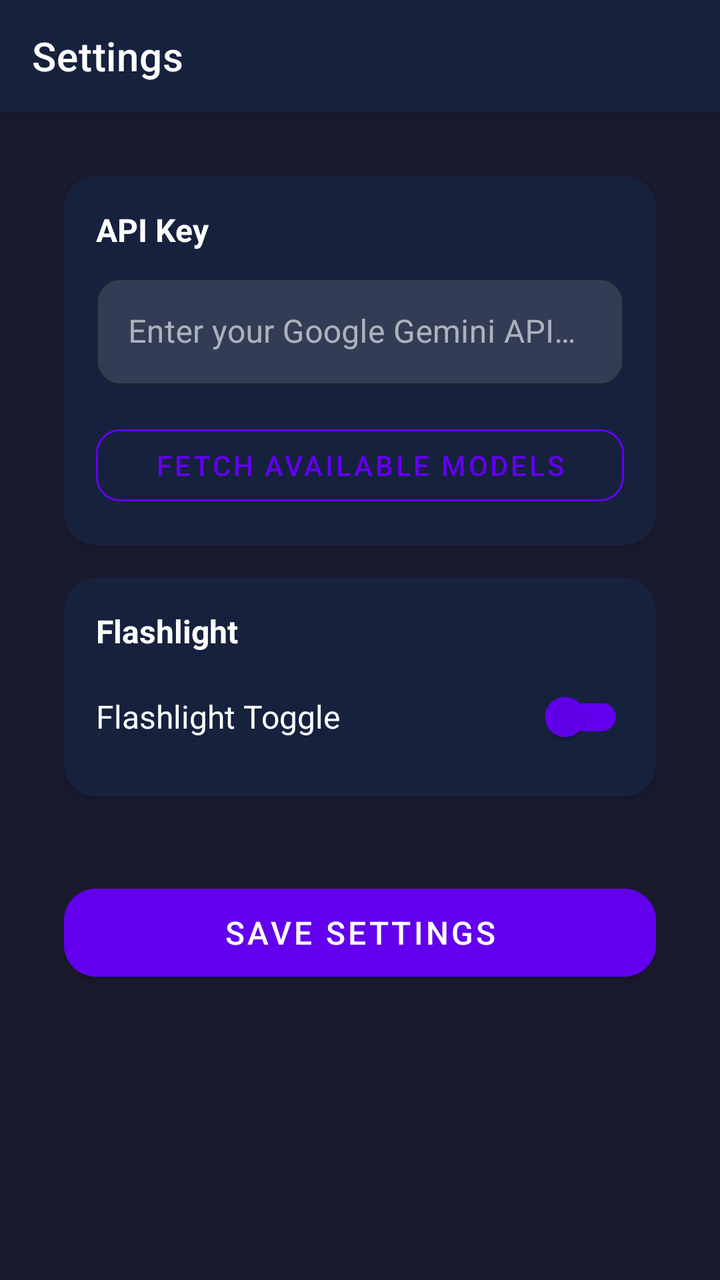
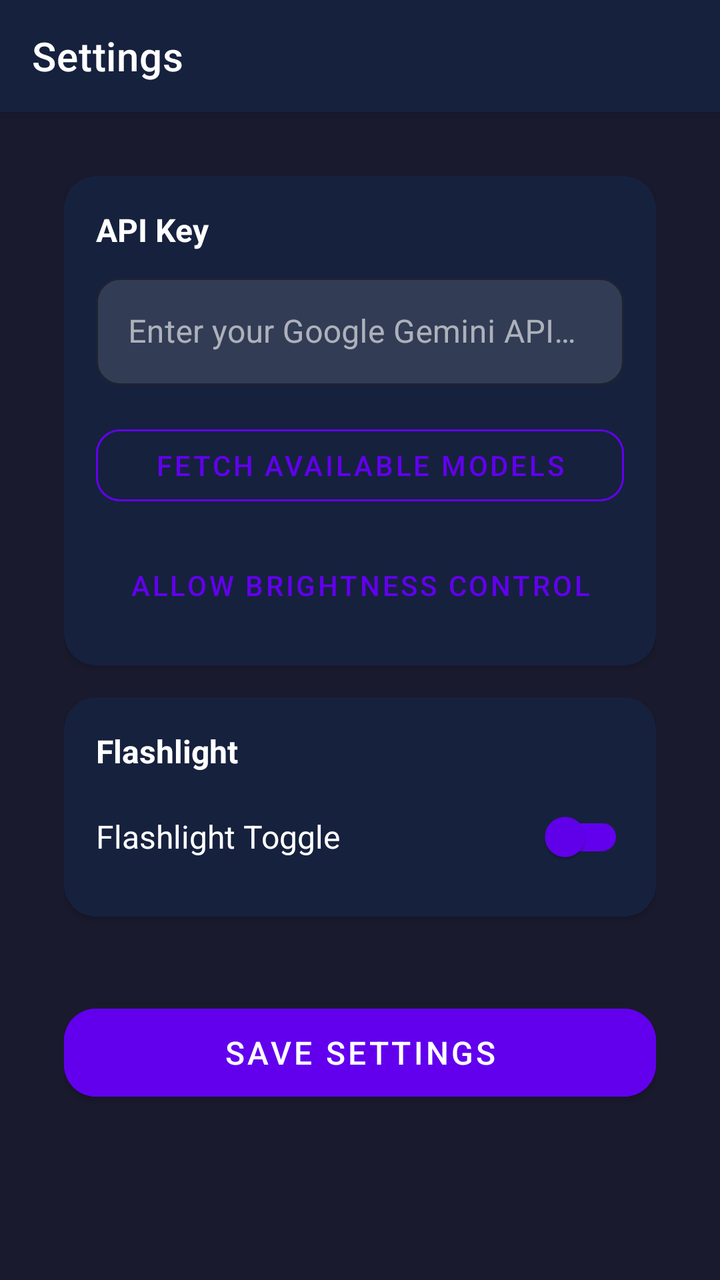

Two renders of the same Android screen: before a commit and after it. Below are the layout's source before the change and the commit's diff.
<!-- AndroidManifest.xml: application theme Theme.Calculator -->
<!-- res/layout/activity_settings.xml -->
<?xml version="1.0" encoding="utf-8"?>
<androidx.constraintlayout.widget.ConstraintLayout xmlns:android="http://schemas.android.com/apk/res/android"
    xmlns:app="http://schemas.android.com/apk/res-auto"
    xmlns:tools="http://schemas.android.com/tools"
    android:layout_width="match_parent"
    android:layout_height="match_parent"
    android:background="@color/background"
    tools:context=".SettingsActivity">

    <androidx.appcompat.widget.Toolbar
        android:id="@+id/toolbar"
        android:layout_width="0dp"
        android:layout_height="?attr/actionBarSize"
        android:background="?attr/colorSurface"
        android:elevation="4dp"
        app:layout_constraintEnd_toEndOf="parent"
        app:layout_constraintStart_toStartOf="parent"
        app:layout_constraintTop_toTopOf="parent"
        app:title="Settings"
        app:titleTextColor="@android:color/white" />

    <ScrollView
        android:layout_width="match_parent"
        android:layout_height="0dp"
        android:layout_margin="16dp"
        android:paddingBottom="16dp"
        app:layout_constraintBottom_toBottomOf="parent"
        app:layout_constraintTop_toBottomOf="@+id/toolbar">

        <LinearLayout
            android:layout_width="match_parent"
            android:layout_height="wrap_content"
            android:orientation="vertical"
            android:padding="16dp">

            <com.google.android.material.card.MaterialCardView
                android:layout_width="match_parent"
                android:layout_height="wrap_content"
                android:layout_marginBottom="16dp"
                app:cardCornerRadius="16dp"
                app:cardElevation="2dp">

                <LinearLayout
                    android:layout_width="match_parent"
                    android:layout_height="wrap_content"
                    android:orientation="vertical"
                    android:padding="16dp">

                    <TextView
                        android:layout_width="wrap_content"
                        android:layout_height="wrap_content"
                        android:text="API Key"
                        android:textColor="@android:color/white"
                        android:textSize="16sp"
                        android:textStyle="bold"
                        android:layout_marginBottom="8dp" />

                    <com.google.android.material.textfield.TextInputLayout
                        android:id="@+id/apiKeyLayout"
                        android:layout_width="match_parent"
                        android:layout_height="wrap_content"
                        android:hint="Enter your Google Gemini API Key"
                        app:boxBackgroundMode="outline"
                        app:boxCornerRadiusTopStart="12dp"
                        app:boxCornerRadiusTopEnd="12dp"
                        app:boxCornerRadiusBottomStart="12dp"
                        app:boxCornerRadiusBottomEnd="12dp"
                        app:boxStrokeColor="@color/primary"
                        app:hintTextColor="@color/hint_color">

                        <com.google.android.material.textfield.TextInputEditText
                            android:id="@+id/apiKeyInput"
                            android:layout_width="match_parent"
                            android:layout_height="wrap_content"
                            android:textColor="@android:color/white"
                            android:textColorHint="@color/hint_color"
                            android:textSize="16sp"
                            android:inputType="textPassword"
                            android:padding="16dp" />
                    </com.google.android.material.textfield.TextInputLayout>

                    <com.google.android.material.button.MaterialButton
                        android:id="@+id/fetchModelsButton"
                        style="@style/Widget.MaterialComponents.Button.OutlinedButton"
                        android:layout_width="match_parent"
                        android:layout_height="wrap_content"
                        android:layout_marginTop="16dp"
                        android:text="Fetch Available Models"
                        android:icon="@drawable/ic_refresh"
                        app:iconTint="@color/primary"
                        app:iconGravity="start"
                        app:cornerRadius="12dp"
                        app:strokeColor="@color/primary"
                        app:strokeWidth="1dp" />

                    <ProgressBar
                        android:id="@+id/loadingIndicator"
                        android:layout_width="wrap_content"
                        android:layout_height="wrap_content"
                        android:layout_gravity="center"
                        android:layout_marginTop="16dp"
                        android:visibility="gone" />
                </LinearLayout>
            </com.google.android.material.card.MaterialCardView>

            <com.google.android.material.card.MaterialCardView
                android:id="@+id/modelsCard"
                android:layout_width="match_parent"
                android:layout_height="wrap_content"
                android:layout_marginBottom="16dp"
                android:visibility="gone"
                app:cardCornerRadius="16dp"
                app:cardElevation="2dp">

                <LinearLayout
                    android:layout_width="match_parent"
                    android:layout_height="wrap_content"
                    android:orientation="vertical"
                    android:padding="16dp">

                    <TextView
                        android:layout_width="wrap_content"
                        android:layout_height="wrap_content"
                        android:text="Select Model"
                        android:textColor="@android:color/white"
                        android:textSize="16sp"
                        android:textStyle="bold"
                        android:layout_marginBottom="8dp" />

                    <Spinner
                        android:id="@+id/modelSpinner"
                        android:layout_width="match_parent"
                        android:layout_height="wrap_content"
                        android:background="@drawable/spinner_background"
                        android:padding="12dp"
                        android:spinnerMode="dropdown" />

                    <androidx.recyclerview.widget.RecyclerView
                        android:id="@+id/modelsRecyclerView"
                        android:layout_width="match_parent"
                        android:layout_height="wrap_content"
                        android:layout_marginTop="16dp"
                        android:nestedScrollingEnabled="false" />
                </LinearLayout>
            </com.google.android.material.card.MaterialCardView>

            <com.google.android.material.card.MaterialCardView
                android:layout_width="match_parent"
                android:layout_height="wrap_content"
                android:layout_marginBottom="16dp"
                app:cardCornerRadius="16dp"
                app:cardElevation="2dp">

                <LinearLayout
                    android:layout_width="match_parent"
                    android:layout_height="wrap_content"
                    android:orientation="vertical"
                    android:padding="16dp">

                    <TextView
                        android:layout_width="wrap_content"
                        android:layout_height="wrap_content"
                        android:text="Flashlight"
                        android:textColor="@android:color/white"
                        android:textSize="16sp"
                        android:textStyle="bold"
                        android:layout_marginBottom="8dp" />

                    <com.google.android.material.switchmaterial.SwitchMaterial
                        android:id="@+id/flashlightSwitch"
                        android:layout_width="match_parent"
                        android:layout_height="wrap_content"
                        android:text="Flashlight Toggle"
                        android:textColor="@android:color/white"
                        android:textSize="16sp"
                        app:thumbTint="@color/primary"
                        app:trackTint="@color/primary" />
                </LinearLayout>
            </com.google.android.material.card.MaterialCardView>

            <com.google.android.material.button.MaterialButton
                android:id="@+id/saveButton"
                android:layout_width="match_parent"
                android:layout_height="56dp"
                android:layout_marginTop="24dp"
                android:text="Save Settings"
                android:textSize="16sp"
                android:backgroundTint="@color/primary"
                app:cornerRadius="16dp" />
        </LinearLayout>
    </ScrollView>
</androidx.constraintlayout.widget.ConstraintLayout>
<!-- resources referenced by this layout -->
<resources>
  <color name="background">#1A1A2E</color>
  <color name="hint_color">#888888</color>
  <color name="primary">#6200EE</color>
  <!-- drawable ic_refresh (drawable) -->
  <vector xmlns:android="http://schemas.android.com/apk/res/android"
      android:width="24dp"
      android:height="24dp"
      android:viewportWidth="24"
      android:viewportHeight="24">
      <path
          android:fillColor="@android:color/white"
          android:pathData="M17.65,6.35C16.2,4.9 14.21,4 12,4c-4.42,0 -7.99,3.58 -7.99,8s3.57,8 7.99,8c3.73,0 6.84,-2.55 7.73,-6h-2.08c-0.82,2.33 -3.04,4 -5.65,4 -3.31,0 -6,-2.69 -6,-6s2.69,-6 6,-6c1.66,0 3.14,0.69 4.22,1.78L13,11h7V4l-2.35,2.35z"/>
  </vector>
  <!-- drawable spinner_background (drawable) -->
  <?xml version="1.0" encoding="utf-8"?>
  <shape xmlns:android="http://schemas.android.com/apk/res/android" android:shape="rectangle">
      <solid android:color="@color/surface" />
      <stroke android:width="1dp" android:color="@color/primary" />
      <corners android:radius="12dp" />
      <padding android:left="12dp" android:top="8dp" android:right="12dp" android:bottom="8dp" />
  </shape>
  <style name="Theme.Calculator" parent="Theme.MaterialComponents.DayNight.NoActionBar">
          
          <item name="colorPrimary">@color/primary</item>
          <item name="colorPrimaryVariant">@color/primary_variant</item>
          <item name="colorOnPrimary">@color/on_primary</item>
          
          <item name="colorSecondary">@color/secondary</item>
          <item name="colorSecondaryVariant">@color/secondary</item>
          <item name="colorOnSecondary">@color/on_primary</item>
          
          <item name="android:statusBarColor">@color/primary_variant</item>
          
          <item name="android:windowBackground">@color/background</item>
          <item name="colorSurface">@color/surface</item>
          <item name="colorOnSurface">@color/on_surface</item>
          <item name="android:windowLightStatusBar">false</item>
      </style>
  <color name="surface">#16213E</color>
  <color name="primary_variant">#3700B3</color>
  <color name="on_primary">#FFFFFF</color>
  <color name="secondary">#03DAC6</color>
  <color name="on_surface">#FFFFFF</color>
</resources>

<!-- the commit's change to res/layout/activity_settings.xml (unified diff, before → after) -->
@@ -100,6 +100,16 @@
                         android:layout_gravity="center"
                         android:layout_marginTop="16dp"
                         android:visibility="gone" />
+
+                    <com.google.android.material.button.MaterialButton
+                        android:id="@+id/allowBrightnessButton"
+                        style="@style/Widget.MaterialComponents.Button.TextButton"
+                        android:layout_width="match_parent"
+                        android:layout_height="wrap_content"
+                        android:layout_marginTop="12dp"
+                        android:text="Allow brightness control"
+                        android:textColor="@color/primary"
+                        app:cornerRadius="12dp" />
                 </LinearLayout>
             </com.google.android.material.card.MaterialCardView>
 
